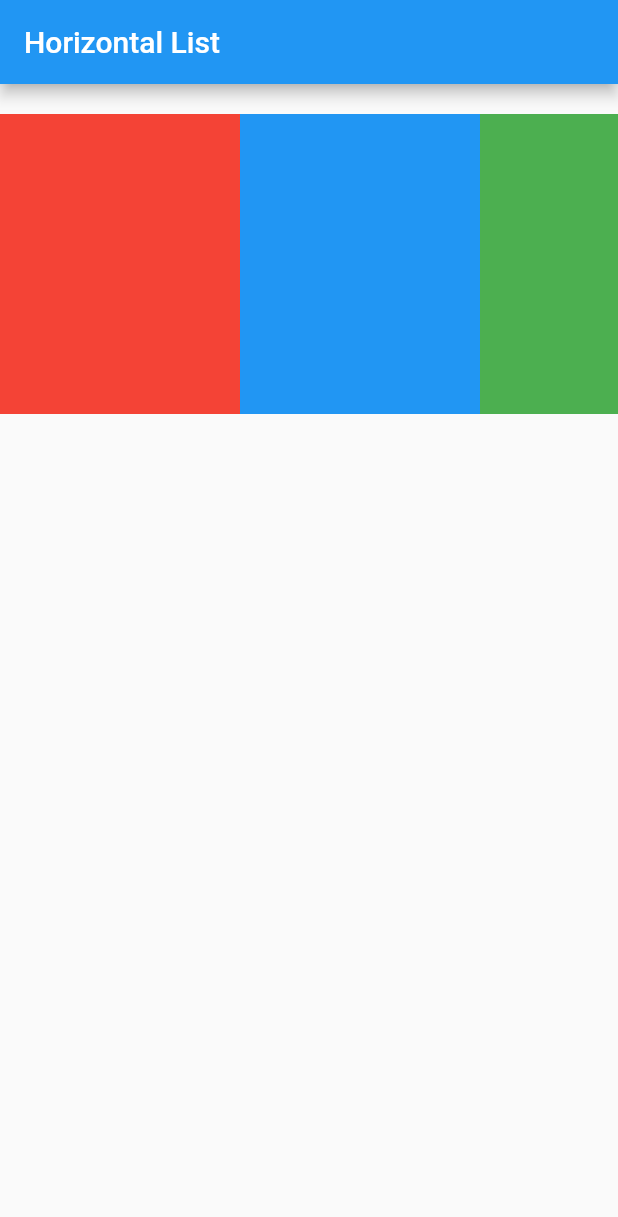
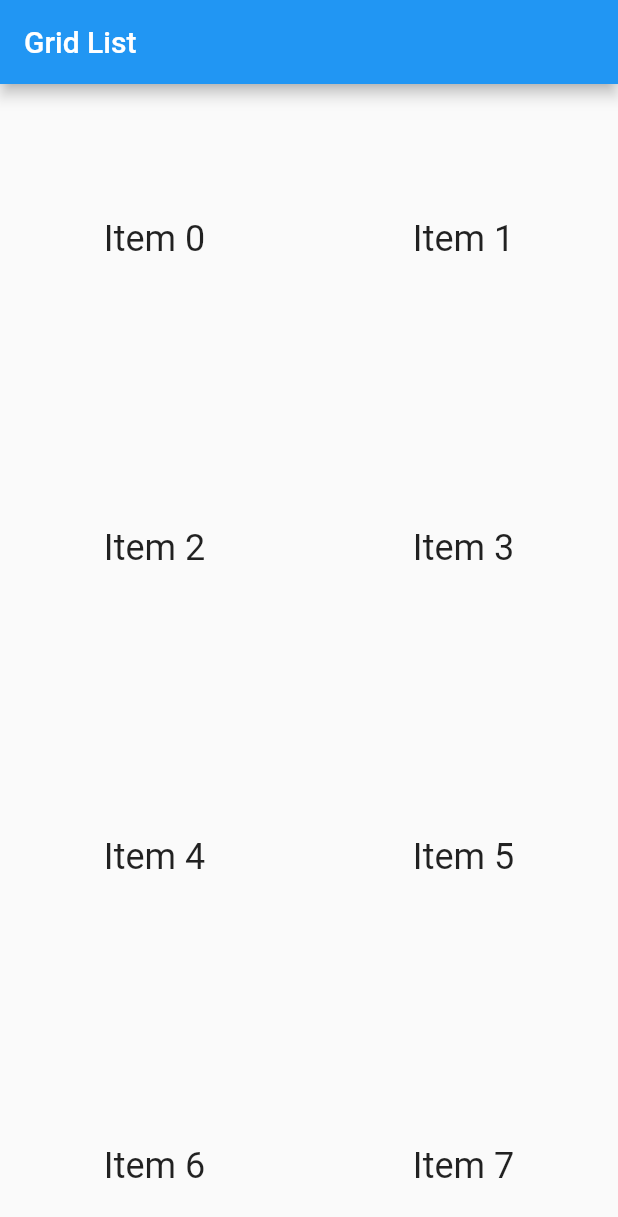
Before and after one commit to maogpt/learn-flutter-group, a Flutter app: the screen it shows after launch, on a phone screen of 412 x 824 dp. Shown: the top 1217 px of the screen. Run offline on Flutter 3.47's test engine with Material 2 defaults, Android fonts, the light colour scheme and no system bars.

Commit message:
feat: Create a grid list

```diff
--- a/lists_grids/lib/main.dart
+++ b/lists_grids/lib/main.dart
@@ -1,7 +1,36 @@
 import 'package:flutter/material.dart';
 
 void main() {
-  runApp(const HorizontalListApp());
+  runApp(const GridListApp());
+}
+
+class GridListApp extends StatelessWidget {
+  const GridListApp({super.key});
+
+  // This widget is the root of your application.
+  @override
+  Widget build(BuildContext context) {
+    const title = 'Grid List';
+
+    return MaterialApp(
+      title: title,
+      home: Scaffold(
+          appBar: AppBar(
+            title: const Text(title),
+          ),
+          body: GridView.count(
+            crossAxisCount: 2,
+            children: List.generate(100, (index) {
+              return Center(
+                child: Text(
+                  'Item $index',
+                  style: Theme.of(context).textTheme.headlineSmall,
+                ),
+              );
+            }),
+          )),
+    );
+  }
 }
 
 class HorizontalListApp extends StatelessWidget {
```
